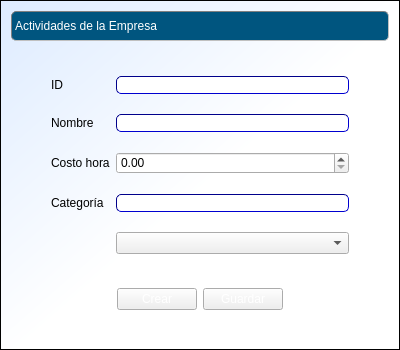
Above: cosmec/formularioactempresa.ui from Exxu/cosmec-si before the change. Below: the same form after it.
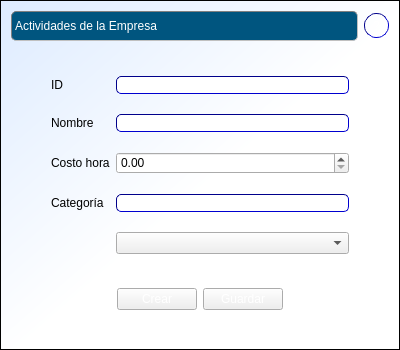
That is the form after the change.

Commit message: botones de ayuda. connects hasta cargos. ayuda maq completa

```diff
--- a/cosmec/formularioactempresa.ui
+++ b/cosmec/formularioactempresa.ui
@@ -46,6 +46,11 @@
 font: 11pt &quot;Arial&quot;;
 background: transparent;
 }
+QPushButton#pushButton_3{ /*ayuda*/
+  border: 1px inset darkblue;
+  border-radius:12px;
+ font: bold 12pt &quot;Calibri&quot;;
+}
 .QPushButton {
 background: qlineargradient(
   x1:0, y1:0, x2:0, y2:1,
@@ -65,6 +70,8 @@
   </property>
   <layout class="QVBoxLayout" name="verticalLayout">
    <item>
+    <layout class="QHBoxLayout" name="horizontalLayout_3">
+     <item>
     <widget class="QLabel" name="label">
      <property name="minimumSize">
       <size>
@@ -76,6 +83,27 @@
       <string>Actividades de la Empresa</string>
      </property>
     </widget>
+     </item>
+     <item>
+      <widget class="QPushButton" name="pushButton_3">
+       <property name="minimumSize">
+        <size>
+         <width>25</width>
+         <height>25</height>
+        </size>
+       </property>
+       <property name="maximumSize">
+        <size>
+         <width>25</width>
+         <height>25</height>
+        </size>
+       </property>
+       <property name="text">
+        <string>?</string>
+       </property>
+      </widget>
+     </item>
+    </layout>
    </item>
    <item>
     <spacer name="verticalSpacer">
```
Lines whose indentation alone changed are shown as unchanged. The commit also changes 30 other files.
